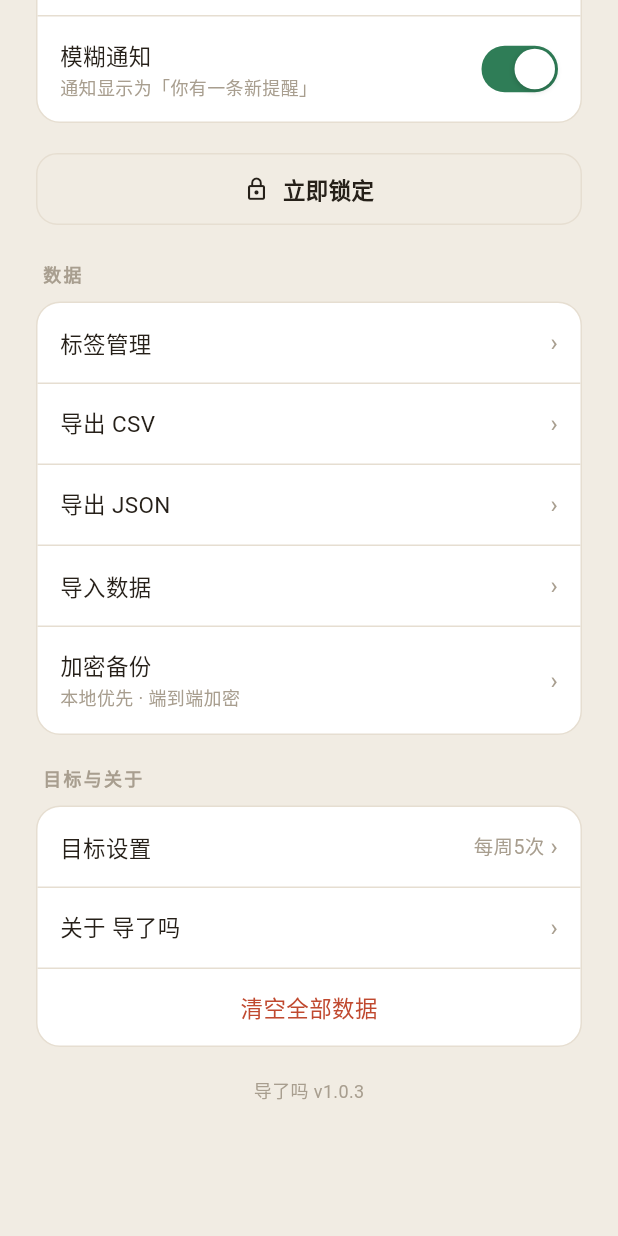
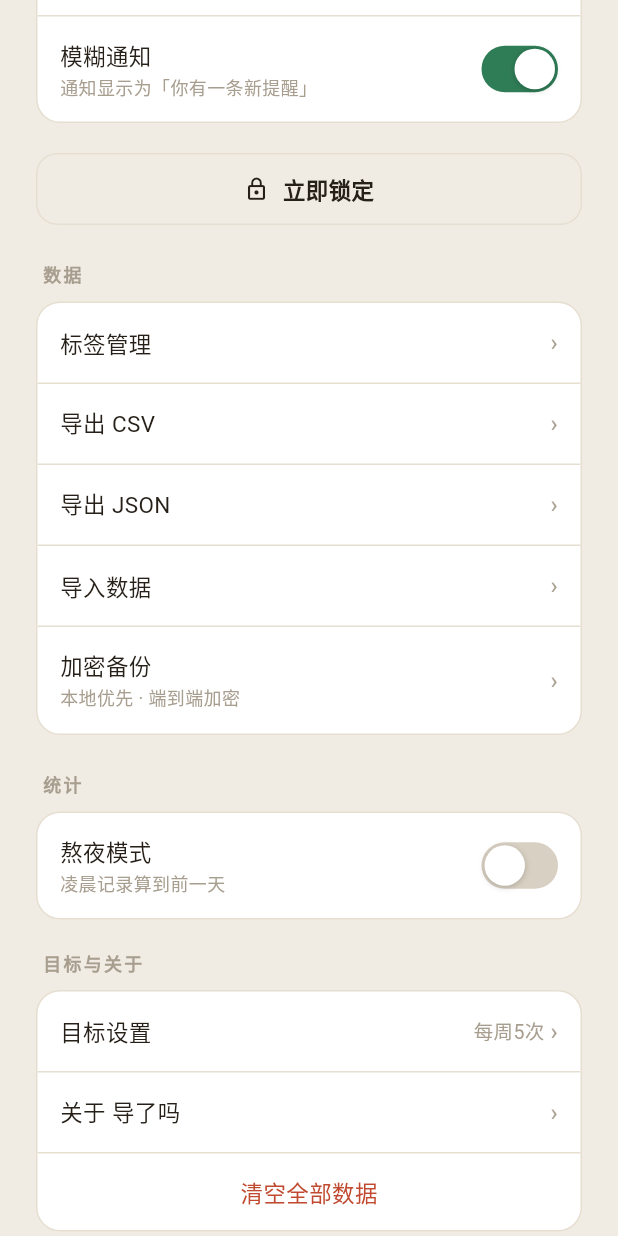
Before and after one commit to WenHe233/daolema-app, a Flutter app: the SettingsPage widget shown alone on an empty page, opened directly, scrolled down 542 dp, on a phone screen of 412 x 824 dp. Run offline on Flutter 3.47's test engine with Material 3 defaults, Android fonts, the phone set to English and light mode, and no system bars; our stand-ins replace csv, drift, drift_flutter, flutter_secure_storage, flutter_svg, google_fonts and 3 more; missing offline and left inert: cryptography, file_selector; accounts and stored records are empty; generated files the repository leaves out were written again.

Commit message:
feat: 新增熬夜模式，凌晨记录可算到前一天
设置页新增「统计」分组（开关 + 1~12 点步进器）；记录 date 仍存物理日，读取时按 cutoff 换算逻辑日，全局统计/首页/日历/热力图统一生效；StepperButton 增加禁用态并在达到上下限时变灰。

```diff
--- a/lib/data/models/app_models.dart
+++ b/lib/data/models/app_models.dart
@@ -65,6 +65,8 @@ class AppSettings {
     this.disguise = false,
     this.blurNotif = true,
     this.weekStartMonday = true,
+    this.nightOwl = false,
+    this.nightOwlCutoff = 6,
   });
 
   final ThemeKey theme;
@@ -74,6 +76,8 @@ class AppSettings {
   final bool disguise;
   final bool blurNotif;
   final bool weekStartMonday;
+  final bool nightOwl; // 熬夜模式：0点~cutoff 点的记录算在前一天
+  final int nightOwlCutoff; // 熬夜模式 cutoff（1~12）
 
   AppSettings copyWith({
     ThemeKey? theme,
@@ -83,6 +87,8 @@ class AppSettings {
     bool? disguise,
     bool? blurNotif,
     bool? weekStartMonday,
+    bool? nightOwl,
+    int? nightOwlCutoff,
   }) =>
       AppSettings(
         theme: theme ?? this.theme,
@@ -92,6 +98,8 @@ class AppSettings {
         disguise: disguise ?? this.disguise,
         blurNotif: blurNotif ?? this.blurNotif,
         weekStartMonday: weekStartMonday ?? this.weekStartMonday,
+        nightOwl: nightOwl ?? this.nightOwl,
+        nightOwlCutoff: nightOwlCutoff ?? this.nightOwlCutoff,
       );
 
   Map<String, dynamic> toJson() => {
@@ -102,6 +110,8 @@ class AppSettings {
         'disguise': disguise,
         'blurNotif': blurNotif,
         'weekStartMonday': weekStartMonday,
+        'nightOwl': nightOwl,
+        'nightOwlCutoff': nightOwlCutoff,
       };
 
   factory AppSettings.fromJson(Map<String, dynamic> j) => AppSettings(
@@ -112,6 +122,8 @@ class AppSettings {
         disguise: j['disguise'] as bool? ?? false,
         blurNotif: j['blurNotif'] as bool? ?? true,
         weekStartMonday: j['weekStartMonday'] as bool? ?? true,
+        nightOwl: j['nightOwl'] as bool? ?? false,
+        nightOwlCutoff: (j['nightOwlCutoff'] as num?)?.toInt() ?? 6,
       );
 }
 
--- a/lib/features/settings/settings_page.dart
+++ b/lib/features/settings/settings_page.dart
@@ -165,6 +165,58 @@ class SettingsPage extends StatelessWidget {
               trailing: chevron(),
               onTap: () => _backup(context, c),
             ),
+          ],
+        ),
+        const SizedBox(height: 24),
+
+        // 统计
+        SectionHeader('统计', palette: p),
+        GroupedCard(
+          palette: p,
+          children: [
+            SettingsRow(
+              palette: p,
+              title: '熬夜模式',
+              subtitle: '凌晨记录算到前一天',
+              trailing: AppSwitch(
+                value: s.nightOwl,
+                onTap: () => c.setNightOwl(!s.nightOwl),
+                palette: p,
+              ),
+            ),
+            ?(s.nightOwl
+                ? SettingsRow(
+                    palette: p,
+                    title: '算到几点',
+                    trailing: Row(
+                      mainAxisSize: MainAxisSize.min,
+                      children: [
+                        StepperButton(
+                          palette: p,
+                          icon: '−',
+                          size: 30,
+                          fontSize: 18,
+                          enabled: s.nightOwlCutoff > 1,
+                          onTap: () => c.setNightOwlCutoff(s.nightOwlCutoff - 1),
+                        ),
+                        SizedBox(
+                          width: 54,
+                          child: Text('${s.nightOwlCutoff} 点',
+                              textAlign: TextAlign.center,
+                              style: AppText.serif(size: 16, color: p.ink)),
+                        ),
+                        StepperButton(
+                          palette: p,
+                          icon: '+',
+                          size: 30,
+                          fontSize: 18,
+                          enabled: s.nightOwlCutoff < 12,
+                          onTap: () => c.setNightOwlCutoff(s.nightOwlCutoff + 1),
+                        ),
+                      ],
+                    ),
+                  )
+                : null),
           ],
         ),
         const SizedBox(height: 20),
--- a/lib/state/app_controller.dart
+++ b/lib/state/app_controller.dart
@@ -84,7 +84,7 @@ class AppController extends ChangeNotifier {
        _share = shareService ?? ShareService(),
        _filePick = filePickService ?? FilePickService(),
        _auth = authService ?? AuthService() {
-    today = midnight(now ?? DateTime.now());
+    _now = now ?? DateTime.now();
     calY = today.year;
     calM = today.month - 1; // 0-based，对齐源原型
     selectedDate = dateKey(today);
@@ -102,8 +102,11 @@ class AppController extends ChangeNotifier {
   Goals _goals;
   List<String> _tags;
   bool _pinIsSet;
+  late DateTime _now;
 
-  late final DateTime today;
+  /// 逻辑今天：熬夜模式下 0~cutoff 点会被算到前一天，故"今天"前移一天。
+  DateTime get today => midnight(logicalWhen(_now, _cutoff));
+  int get _cutoff => _settings.nightOwl ? _settings.nightOwlCutoff : 0;
 
   // ---- UI 瞬时态 ----
   String activeTab = 'home';
@@ -145,6 +148,7 @@ class AppController extends ChangeNotifier {
 
   // ---- 计数 ----
   Counts get counts {
+    final cutoff = _cutoff;
     final tk = todayKey;
     final wkStart = startOfWeek(today, _settings.weekStartMonday);
     final wkEnd = wkStart.add(const Duration(days: 7));
@@ -154,11 +158,12 @@ class AppController extends ChangeNotifier {
     for (final r in _records) {
       final o = r.occ;
       tot += o;
-      if (r.date == tk) t += o;
-      final dt = r.when;
+      final dk = cutoff > 0 ? logicalDayKey(r.when, cutoff) : r.date;
+      if (dk == tk) t += o;
+      final dt = cutoff > 0 ? logicalWhen(r.when, cutoff) : r.when;
       if (!dt.isBefore(wkStart) && dt.isBefore(wkEnd)) w += o;
-      if (r.date.startsWith(ym)) m += o;
-      if (r.date.startsWith(yy)) y += o;
+      if (dk.startsWith(ym)) m += o;
+      if (dk.startsWith(yy)) y += o;
     }
     return Counts(t, w, m, y, tot);
   }
@@ -172,11 +177,13 @@ class AppController extends ChangeNotifier {
   String get recentWhen {
     final last = lastRecord;
     if (last == null) return '';
+    final cutoff = _cutoff;
+    final lk = cutoff > 0 ? logicalDayKey(last.when, cutoff) : last.date;
     final ld = last.when;
     final yd = today.subtract(const Duration(days: 1));
-    final dayText = last.date == todayKey
+    final dayText = lk == todayKey
         ? '今天'
-        : (last.date == dateKey(yd) ? '昨天' : '${ld.month}月${ld.day}日');
+        : (lk == dateKey(yd) ? '昨天' : '${ld.month}月${ld.day}日');
     return '$dayText ${last.timeText}';
   }
 
@@ -201,14 +208,14 @@ class AppController extends ChangeNotifier {
 
   // ---- 派生数据 ----
   HeatData get heat => buildHeat(
-    countMap(_records),
+    countMap(_records, _cutoff),
     today,
     _settings.weekStartMonday,
     palette.heat,
   );
 
   StatsData get statsData =>
-      computeStats(_records, today, range, _settings.weekStartMonday);
+      computeStats(_records, today, range, _settings.weekStartMonday, _cutoff);
 
   IntervalData get intervals => computeIntervals(_records, DateTime.now());
 
@@ -225,7 +232,7 @@ class AppController extends ChangeNotifier {
   List<CalCell> get calCells {
     final p = palette;
     final ws = weekStartOffset(_settings.weekStartMonday);
-    final cm = countMap(_records);
+    final cm = countMap(_records, _cutoff);
     final first = DateTime(calY, calM + 1, 1);
     final lead = (jsDay(first) - ws + 7) % 7;
     final dim = DateTime(calY, calM + 2, 0).day;
@@ -263,9 +270,13 @@ class AppController extends ChangeNotifier {
     return cells;
   }
 
-  List<RecordEntry> get selRecords =>
-      (_records.where((r) => r.date == selectedDate).toList())
-        ..sort((a, b) => a.when.compareTo(b.when));
+  List<RecordEntry> get selRecords {
+    final cutoff = _cutoff;
+    return (_records
+            .where((r) => (cutoff > 0 ? logicalDayKey(r.when, cutoff) : r.date) == selectedDate)
+            .toList())
+      ..sort((a, b) => a.when.compareTo(b.when));
+  }
 
   int get selTotal => selRecords.fold(0, (s, r) => s + r.occ);
 
@@ -302,19 +313,16 @@ class AppController extends ChangeNotifier {
     });
   }
 
-  String _nowTime() {
-    final n = DateTime.now();
-    return '${pad2(n.hour)}:${pad2(n.minute)}';
-  }
-
   SheetDraft _blankSheet([String? date]) =>
-      SheetDraft(date: date ?? todayKey, time: _nowTime());
+      // 补录默认 12:00（白天，≥cutoff），使记录的物理日=逻辑日=所选日。
+      SheetDraft(date: date ?? dateKey(DateTime.now()), time: '12:00');
 
   Future<void> oneClick() async {
     final n = DateTime.now();
     final rec = RecordEntry(
       id: 'r${DateTime.now().millisecondsSinceEpoch}',
-      date: todayKey,
+      // date 存物理今天；熬夜模式下凌晨记录的逻辑日会由读取代码换算到前一天。
+      date: dateKey(n),
       hour: n.hour,
       minute: n.minute,
       count: 1,
@@ -456,6 +464,18 @@ class AppController extends ChangeNotifier {
 
   void setAccent(AccentKey a) {
     _settings = _settings.copyWith(accent: a);
+    _persistSettings();
+    notifyListeners();
+  }
+
+  void setNightOwl(bool v) {
+    _settings = _settings.copyWith(nightOwl: v);
+    _persistSettings();
+    notifyListeners();
+  }
+
+  void setNightOwlCutoff(int v) {
+    _settings = _settings.copyWith(nightOwlCutoff: v.clamp(1, 12));
     _persistSettings();
     notifyListeners();
   }
--- a/lib/util/dates.dart
+++ b/lib/util/dates.dart
@@ -20,3 +20,16 @@ DateTime startOfWeek(DateTime d, bool weekStartMonday) {
   final diff = (jsDay(x) - weekStartOffset(weekStartMonday) + 7) % 7;
   return x.subtract(Duration(days: diff));
 }
+
+/// 熬夜模式下的「逻辑时刻」：0 点到 cutoff 点（不含）之间的时刻归到前一天。
+/// cutoff=0 时原样返回（逻辑日≡物理日）。
+DateTime logicalWhen(DateTime when, int cutoff) {
+  if (cutoff > 0 && when.hour < cutoff) {
+    return when.subtract(const Duration(days: 1));
+  }
+  return when;
+}
+
+/// 记录归属的「逻辑日」key（YYYY-MM-DD），用于所有按天分组。
+String logicalDayKey(DateTime when, int cutoff) =>
+    dateKey(logicalWhen(when, cutoff));
```
Also changed, not shown: lib/features/overlays/goals_overlay.dart (+6 -1 lines), lib/util/stats.dart (+13 -9 lines), lib/widgets/common.dart (+5 -2 lines).
